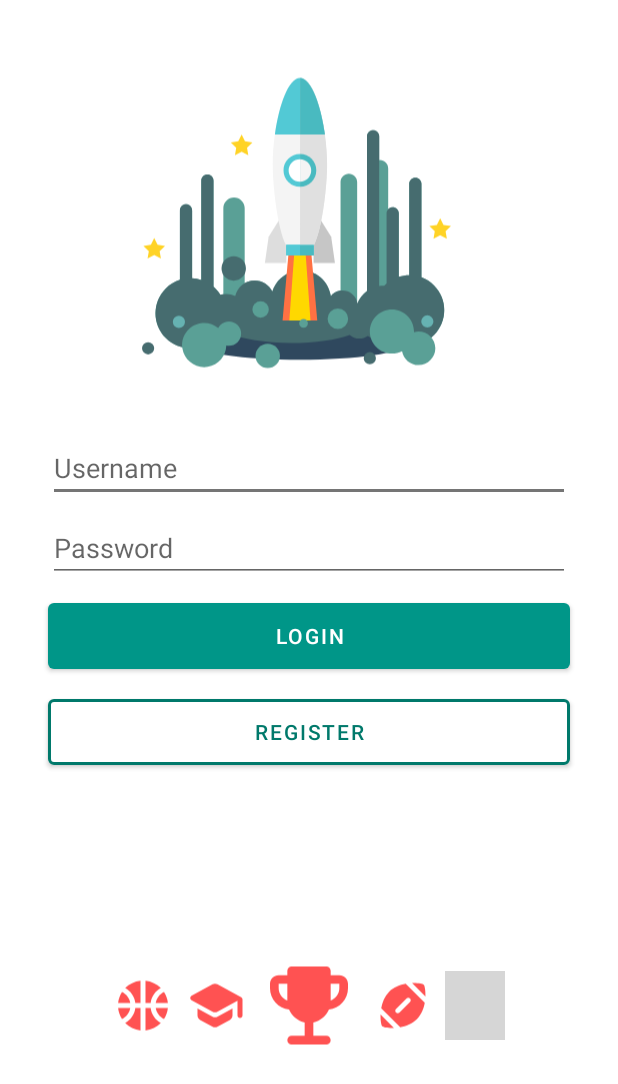
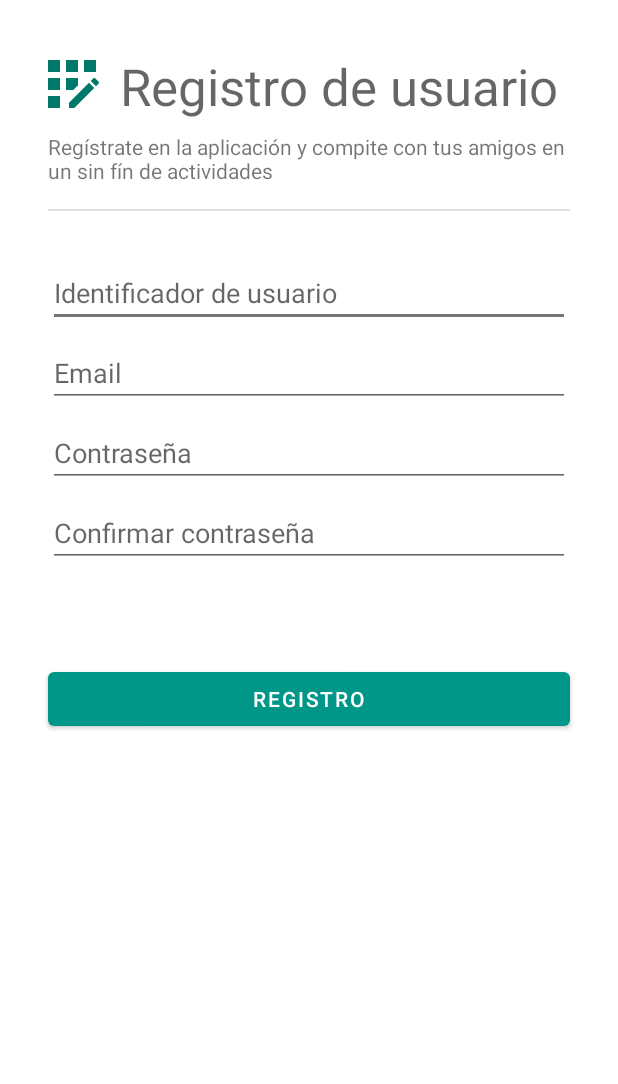
Before and after one commit to jocasolo/competitive-events, an Android app: the screen it shows after launch (MainActivity), on a phone screen of 412 x 824 dp. Shown: the top 1084 px of the screen. Run offline under Robolectric (Android 15) with nearby library versions, the light colour scheme and no system bars; network calls fail; 1 statement that could not run was skipped; grey boxes are pictures that could not be loaded.

Commit message:
User register activity

```diff
--- a/competitive-events-app/app/src/main/AndroidManifest.xml
+++ b/competitive-events-app/app/src/main/AndroidManifest.xml
@@ -5,13 +5,14 @@
     <uses-permission android:name="android.permission.INTERNET" />
 
     <application
-        android:usesCleartextTraffic="true"
         android:allowBackup="true"
         android:icon="@mipmap/ic_launcher"
         android:label="@string/app_name"
         android:roundIcon="@mipmap/ic_launcher_round"
         android:supportsRtl="true"
-        android:theme="@style/Theme.CompetitiveEventsApp">
+        android:theme="@style/Theme.CompetitiveEventsApp"
+        android:usesCleartextTraffic="true">
+        <activity android:name=".RegisterActivity"></activity>
         <activity android:name=".MainActivity">
             <intent-filter>
                 <action android:name="android.intent.action.MAIN" />
--- a/competitive-events-app/app/src/main/java/es/jocasolo/competitiveeventsapp/MainActivity.kt
+++ b/competitive-events-app/app/src/main/java/es/jocasolo/competitiveeventsapp/MainActivity.kt
@@ -16,7 +16,7 @@ import retrofit2.Response
 class MainActivity : AppCompatActivity() {
     override fun onCreate(savedInstanceState: Bundle?) {
         super.onCreate(savedInstanceState)
-        setContentView(R.layout.activity_login)
+        setContentView(R.layout.activity_register)
 
         login("test1", "Test123454")
     }
--- /dev/null
+++ b/competitive-events-app/app/src/main/java/es/jocasolo/competitiveeventsapp/RegisterActivity.kt
@@ -0,0 +1,11 @@
+package es.jocasolo.competitiveeventsapp
+
+import androidx.appcompat.app.AppCompatActivity
+import android.os.Bundle
+
+class RegisterActivity : AppCompatActivity() {
+    override fun onCreate(savedInstanceState: Bundle?) {
+        super.onCreate(savedInstanceState)
+        setContentView(R.layout.activity_register)
+    }
+}
--- /dev/null
+++ b/competitive-events-app/app/src/main/res/drawable/register.xml
@@ -0,0 +1,30 @@
+<vector xmlns:android="http://schemas.android.com/apk/res/android"
+    android:width="24dp"
+    android:height="24dp"
+    android:viewportWidth="24"
+    android:viewportHeight="24">
+  <path
+      android:pathData="M10,4h4v4h-4z"
+      android:fillColor="#000000"/>
+  <path
+      android:pathData="M4,16h4v4h-4z"
+      android:fillColor="#000000"/>
+  <path
+      android:pathData="M4,10h4v4h-4z"
+      android:fillColor="#000000"/>
+  <path
+      android:pathData="M4,4h4v4h-4z"
+      android:fillColor="#000000"/>
+  <path
+      android:pathData="M14,12.42l0,-2.42l-4,0l0,4l2.42,0z"
+      android:fillColor="#000000"/>
+  <path
+      android:pathData="M20.88,11.29l-1.17,-1.17c-0.16,-0.16 -0.42,-0.16 -0.58,0L18.25,11L20,12.75l0.88,-0.88C21.04,11.71 21.04,11.45 20.88,11.29z"
+      android:fillColor="#000000"/>
+  <path
+      android:pathData="M11,18.25l0,1.75l1.75,0l6.67,-6.67l-1.75,-1.75z"
+      android:fillColor="#000000"/>
+  <path
+      android:pathData="M16,4h4v4h-4z"
+      android:fillColor="#000000"/>
+</vector>
--- a/competitive-events-app/app/src/main/res/layout/activity_login.xml
+++ b/competitive-events-app/app/src/main/res/layout/activity_login.xml
@@ -8,9 +8,11 @@
 
     <ImageView
         android:id="@+id/imageView2"
-        android:layout_width="219dp"
-        android:layout_height="233dp"
+        android:layout_width="0dp"
+        android:layout_height="264dp"
+        android:layout_marginStart="32dp"
         android:layout_marginTop="32dp"
+        android:layout_marginEnd="32dp"
         android:contentDescription="@string/image"
         app:layout_constraintEnd_toEndOf="parent"
         app:layout_constraintHorizontal_bias="0.458"
@@ -23,15 +25,15 @@
         android:layout_width="0dp"
         android:layout_height="wrap_content"
         android:layout_marginStart="32dp"
-        android:layout_marginTop="24dp"
+        android:layout_marginTop="32dp"
         android:layout_marginEnd="32dp"
+        android:autofillHints=""
         android:ems="10"
         android:hint="@string/username"
         android:inputType="textPersonName"
         app:layout_constraintEnd_toEndOf="parent"
         app:layout_constraintStart_toStartOf="parent"
-        app:layout_constraintTop_toBottomOf="@+id/imageView2"
-        android:autofillHints="" />
+        app:layout_constraintTop_toBottomOf="@+id/imageView2" />
 
     <EditText
         android:id="@+id/editTextTextPassword"
@@ -53,7 +55,7 @@
         android:layout_width="0dp"
         android:layout_height="56dp"
         android:layout_marginStart="32dp"
-        android:layout_marginTop="8dp"
+        android:layout_marginTop="32dp"
         android:layout_marginEnd="32dp"
         android:text="@string/login"
         app:layout_constraintEnd_toEndOf="parent"
--- /dev/null
+++ b/competitive-events-app/app/src/main/res/layout/activity_register.xml
@@ -0,0 +1,130 @@
+<?xml version="1.0" encoding="utf-8"?>
+<androidx.constraintlayout.widget.ConstraintLayout xmlns:android="http://schemas.android.com/apk/res/android"
+    xmlns:app="http://schemas.android.com/apk/res-auto"
+    xmlns:tools="http://schemas.android.com/tools"
+    android:layout_width="match_parent"
+    android:layout_height="match_parent"
+    tools:context=".RegisterActivity">
+
+    <TextView
+        android:id="@+id/textView"
+        android:layout_width="wrap_content"
+        android:layout_height="wrap_content"
+        android:layout_marginStart="8dp"
+        android:layout_marginBottom="8dp"
+        android:text="@string/register_title"
+        android:textAppearance="@style/TextAppearance.AppCompat.Display1"
+        app:layout_constraintBottom_toTopOf="@+id/textView4"
+        app:layout_constraintStart_toEndOf="@+id/imageView4" />
+
+    <TextView
+        android:id="@+id/textView4"
+        android:layout_width="0dp"
+        android:layout_height="35dp"
+        android:layout_marginStart="32dp"
+        android:layout_marginTop="8dp"
+        android:layout_marginEnd="32dp"
+        android:text="@string/register_intro"
+        app:layout_constraintEnd_toEndOf="parent"
+        app:layout_constraintHorizontal_bias="0.0"
+        app:layout_constraintStart_toStartOf="parent"
+        app:layout_constraintTop_toBottomOf="@+id/imageView4" />
+
+    <Button
+        android:id="@+id/button3"
+        android:layout_width="0dp"
+        android:layout_height="wrap_content"
+        android:layout_marginStart="32dp"
+        android:layout_marginTop="64dp"
+        android:layout_marginEnd="32dp"
+        android:text="@string/register"
+        app:layout_constraintEnd_toEndOf="parent"
+        app:layout_constraintStart_toStartOf="parent"
+        app:layout_constraintTop_toBottomOf="@+id/editTextTextPassword4" />
+
+    <EditText
+        android:id="@+id/editTextTextPersonName4"
+        android:layout_width="0dp"
+        android:layout_height="wrap_content"
+        android:layout_marginStart="32dp"
+        android:layout_marginTop="32dp"
+        android:layout_marginEnd="32dp"
+        android:ems="10"
+        android:hint="@string/username"
+        android:inputType="textPersonName"
+        app:layout_constraintEnd_toEndOf="parent"
+        app:layout_constraintStart_toStartOf="parent"
+        app:layout_constraintTop_toBottomOf="@+id/divider"
+        android:autofillHints="" />
+
+    <EditText
+        android:id="@+id/editTextTextPassword3"
+        android:layout_width="0dp"
+        android:layout_height="wrap_content"
+        android:layout_marginStart="32dp"
+        android:layout_marginTop="8dp"
+        android:layout_marginEnd="32dp"
+        android:ems="10"
+        android:hint="@string/password"
+        android:inputType="textPassword"
+        app:layout_constraintEnd_toEndOf="parent"
+        app:layout_constraintStart_toStartOf="parent"
+        app:layout_constraintTop_toBottomOf="@+id/editTextTextEmailAddress"
+        android:autofillHints="" />
+
+    <EditText
+        android:id="@+id/editTextTextPassword4"
+        android:layout_width="0dp"
+        android:layout_height="wrap_content"
+        android:layout_marginStart="32dp"
+        android:layout_marginTop="8dp"
+        android:layout_marginEnd="32dp"
+        android:ems="10"
+        android:hint="@string/password_confirm"
+        android:inputType="textPassword"
+        app:layout_constraintEnd_toEndOf="parent"
+        app:layout_constraintStart_toStartOf="parent"
+        app:layout_constraintTop_toBottomOf="@+id/editTextTextPassword3"
+        android:autofillHints="" />
+
+    <EditText
+        android:id="@+id/editTextTextEmailAddress"
+        android:layout_width="0dp"
+        android:layout_height="wrap_content"
+        android:layout_marginStart="32dp"
+        android:layout_marginTop="8dp"
+        android:layout_marginEnd="32dp"
+        android:ems="10"
+        android:hint="@string/email"
+        android:inputType="textEmailAddress"
+        app:layout_constraintEnd_toEndOf="parent"
+        app:layout_constraintStart_toStartOf="parent"
+        app:layout_constraintTop_toBottomOf="@+id/editTextTextPersonName4"
+        android:autofillHints="" />
+
+    <View
+        android:id="@+id/divider"
+        android:layout_width="match_parent"
+        android:layout_height="1dp"
+        android:layout_marginStart="32dp"
+        android:layout_marginTop="16dp"
+        android:layout_marginEnd="32dp"
+        android:background="?android:attr/listDivider"
+        app:layout_constraintEnd_toEndOf="parent"
+        app:layout_constraintHorizontal_bias="0.0"
+        app:layout_constraintStart_toStartOf="parent"
+        app:layout_constraintTop_toBottomOf="@+id/textView4" />
+
+    <ImageView
+        android:id="@+id/imageView4"
+        android:layout_width="48dp"
+        android:layout_height="48dp"
+        android:layout_marginStart="24dp"
+        android:layout_marginTop="32dp"
+        android:contentDescription="@string/image"
+        android:tint="@color/primary_dark"
+        app:layout_constraintStart_toStartOf="parent"
+        app:layout_constraintTop_toTopOf="parent"
+        app:srcCompat="@drawable/register" />
+
+</androidx.constraintlayout.widget.ConstraintLayout>
--- a/competitive-events-app/app/src/main/res/values/strings.xml
+++ b/competitive-events-app/app/src/main/res/values/strings.xml
@@ -1,10 +1,14 @@
 <resources>
     <string name="app_name">Competitive Events</string>
 
-    <string name="username">Username</string>
-    <string name="password">Password</string>
+    <string name="username">Identificador de usuario</string>
+    <string name="email">Email</string>
+    <string name="password">Contraseña</string>
+    <string name="password_confirm">Confirmar contraseña</string>
     <string name="login">Login</string>
-    <string name="register">Register</string>
+    <string name="register">Registro</string>
+    <string name="register_title">Registro de usuario</string>
+    <string name="register_intro">Regístrate en la aplicación y compite con tus amigos en un sin fín de actividades</string>
 
     <string name="icon">icon</string>
     <string name="image">image</string>
```
